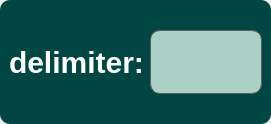
The window that mainwindow.ui (Hq1anq/separateClipboard) describes before a commit, drawn with Qt 5.
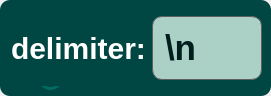
The same window after the commit. Icons and pictures are not drawn.

Commit message: add default delimiter, checkbox for toggle add \n, fix trimed text on pasting

Diff of the .ui file:
```diff
--- a/mainwindow.ui
+++ b/mainwindow.ui
@@ -7,7 +7,7 @@
     <x>0</x>
     <y>0</y>
     <width>271</width>
-    <height>124</height>
+    <height>96</height>
    </rect>
   </property>
   <property name="windowTitle">
@@ -33,7 +33,45 @@
     padding: 10px;
     font-size: 35px;
 	font-weight: bold;
-}</string>
+}
+
+QCheckBox {
+    color: #fffffe;
+}
+
+QCheckBox::indicator {
+    border: 3px solid #006a63;
+	width: 15px;
+	height: 15px;
+	border-radius: 10px;
+    background: #004643 }
+QCheckBox::indicator:hover { border: 3px solid #004f4a }
+QCheckBox::indicator:checked {
+    background: 3px solid #004f4a;
+	border: 3px solid #004f4a;
+	background-image: url(:/icon/check.svg) }</string>
+   </property>
+   <widget class="QCheckBox" name="addNewLine">
+    <property name="geometry">
+     <rect>
+      <x>40</x>
+      <y>68</y>
+      <width>82</width>
+      <height>22</height>
+     </rect>
+    </property>
+    <property name="text">
+     <string>Add \n</string>
+    </property>
+   </widget>
+   <widget class="QWidget" name="layoutWidget">
+    <property name="geometry">
+     <rect>
+      <x>11</x>
+      <y>11</y>
+      <width>251</width>
+      <height>75</height>
+     </rect>
    </property>
    <layout class="QHBoxLayout" name="horizontalLayout">
     <item>
@@ -50,9 +88,14 @@
      </widget>
     </item>
     <item>
-     <widget class="QLineEdit" name="delimiter"/>
-    </item>
-   </layout>
+      <widget class="QLineEdit" name="delimiter">
+       <property name="text">
+        <string>\n</string>
+       </property>
+      </widget>
+     </item>
+    </layout>
+   </widget>
   </widget>
  </widget>
  <resources/>
```
Lines whose indentation alone changed are shown as unchanged. The commit also changes 7 other files.
